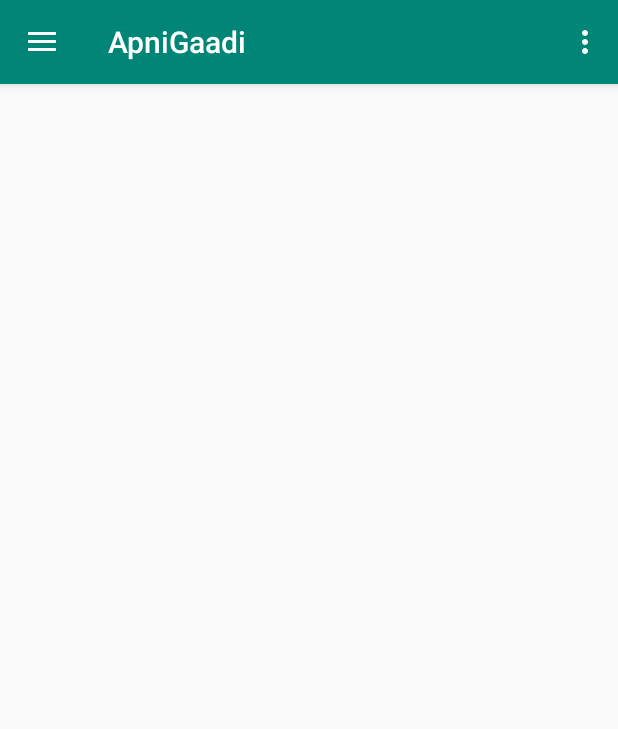
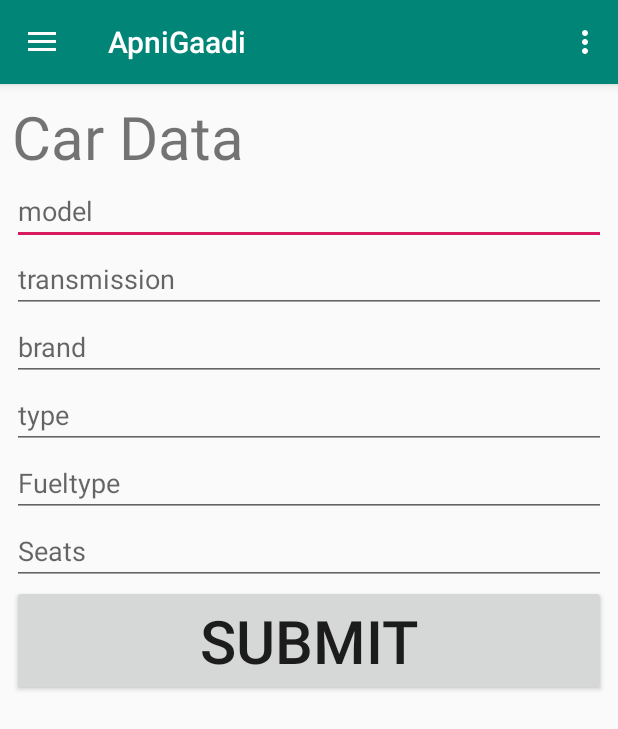
Before and after one commit to pratap47/BounceHackathon, an Android app: the screen it shows after launch (MainActivity), in the side drawer, after a tap on "Add a vehicle", on a phone screen of 412 x 824 dp. Shown: the top 729 px of the screen. Run offline under Robolectric (Android 15) with nearby library versions, the light colour scheme and no system bars; our stand-ins replace Volley; network calls fail.

Commit message:
Car Details

```diff
--- a/app/src/main/java/test/com/apnigaadi/MainActivity.java
+++ b/app/src/main/java/test/com/apnigaadi/MainActivity.java
@@ -17,6 +17,7 @@
 import android.support.v7.widget.Toolbar;
 import android.view.Menu;
 
+import test.com.apnigaadi.Vehicle_list.Car_Data;
 import test.com.apnigaadi.Vehicle_list.User_Data;
 import test.com.apnigaadi.Vehicle_list.WantCar;
 
@@ -93,7 +94,7 @@
             // Handle the camera action
             fragment=new dashboard();
         } else if (id == R.id.addvehicle) {
-
+            fragment = new Car_Data();
 
         } else if (id == R.id.rentvehicle) {
             fragment = new WantCar();
--- /dev/null
+++ b/app/src/main/java/test/com/apnigaadi/Vehicle_list/CarData.java
@@ -0,0 +1,38 @@
+package test.com.apnigaadi.Vehicle_list;
+
+import org.json.JSONException;
+import org.json.JSONObject;
+
+public class CarData {
+    public JSONObject jsonObject;
+    String Model, Transmission, Type, Brand, Fueltype, Id;
+    int Seats;
+
+    public CarData(String model, String transmission, String type, String brand, String fueltype, String seats, String id) {
+        Model = model;
+        Transmission = transmission;
+        Type = type;
+        Brand = brand;
+        Fueltype = fueltype;
+        Seats = Integer.parseInt(seats);
+        Id = id;
+    }
+
+    public JSONObject getJsonObject() {
+        jsonObject = new JSONObject();
+
+        try {
+            jsonObject.put("seats", Seats);
+            jsonObject.put("model", Model);
+            jsonObject.put("transmission", Transmission);
+            jsonObject.put("type", Type);
+            jsonObject.put("manufacturer", Brand);
+            jsonObject.put("fueltype", Fueltype);
+            jsonObject.put("user", Id);
+            System.out.println(jsonObject);
+        } catch (JSONException e) {
+            e.printStackTrace();
+        }
+        return jsonObject;
+    }
+}
--- /dev/null
+++ b/app/src/main/java/test/com/apnigaadi/Vehicle_list/Car_Data.java
@@ -0,0 +1,80 @@
+package test.com.apnigaadi.Vehicle_list;
+
+import android.content.Context;
+import android.net.Uri;
+import android.os.Bundle;
+import android.support.v4.app.Fragment;
+import android.view.LayoutInflater;
+import android.view.View;
+import android.view.ViewGroup;
+import android.widget.Button;
+import android.widget.EditText;
+import android.widget.Toast;
+
+import com.android.volley.Request;
+import com.android.volley.RequestQueue;
+import com.android.volley.Response;
+import com.android.volley.VolleyError;
+import com.android.volley.toolbox.JsonObjectRequest;
+import com.android.volley.toolbox.Volley;
+
+import org.json.JSONObject;
+
+import test.com.apnigaadi.R;
+
+public class Car_Data extends Fragment {
+    EditText edtModel,edtTransmission,edtType,edtBrand,edtFueltype,edtSeats;
+    Button btnSubmit;
+    RequestQueue request;
+    public Car_Data() {
+        // Required empty public constructor
+    }
+    @Override
+    public View onCreateView(LayoutInflater inflater, ViewGroup container,
+                             Bundle savedInstanceState) {
+        // Inflate the layout for this fragment
+        View w = inflater.inflate(R.layout.fragment_car__data, container, false);
+        request = Volley.newRequestQueue(getActivity());
+
+        edtBrand=w.findViewById(R.id.edtBrand);
+        edtFueltype=w.findViewById(R.id.edtFueltype);
+        edtModel=w.findViewById(R.id.edtModel);
+        edtTransmission=w.findViewById(R.id.edtTransmission);
+        edtSeats=w.findViewById(R.id.edtSeats);
+        edtType=w.findViewById(R.id.edtType);
+        btnSubmit=w.findViewById(R.id.btnSubmit);
+
+        btnSubmit.setOnClickListener(new View.OnClickListener() {
+            @Override
+            public void onClick(View view) {
+                String  model = edtModel.getText().toString(),
+                        transmission= edtTransmission.getText().toString(),
+                        fuel =edtFueltype.getText().toString(),
+                        type=edtType.getText().toString(),
+                        brand=edtBrand.getText().toString(),
+                        seats=edtSeats.getText().toString();
+
+                CarData carData = new CarData(model,transmission,type,brand,fuel,seats,"5d3ff3d66f171c0031226a01");
+                System.out.println(carData.getJsonObject());
+                JsonObjectRequest mJsonObjectRequest = new JsonObjectRequest(Request.Method.POST, "https://bounce-hack.herokuapp.com/api/vehicles", carData.getJsonObject(),
+                        new Response.Listener<JSONObject>() {
+                            @Override
+                            public void onResponse(JSONObject response) {
+                                Toast.makeText(getActivity(), "done", Toast.LENGTH_LONG).show();
+                            }
+                        }, new Response.ErrorListener() {
+                    @Override
+                    public void onErrorResponse(VolleyError error) {
+                        System.out.println(error);
+                    }
+                });
+                request.add(mJsonObjectRequest);
+
+            }
+        });
+
+        return w;
+    }
+
+
+}
--- a/app/src/main/res/layout/fragment_addvehicle.xml
+++ b/app/src/main/res/layout/fragment_addvehicle.xml
@@ -11,4 +11,11 @@
         android:layout_height="match_parent"
         android:text="@string/hello_blank_fragment" />
 
+    <EditText
+        android:id="@+id/editText"
+        android:layout_width="wrap_content"
+        android:layout_height="wrap_content"
+        android:ems="10"
+        android:inputType="date" />
+
 </FrameLayout>
--- /dev/null
+++ b/app/src/main/res/layout/fragment_car__data.xml
@@ -0,0 +1,58 @@
+<?xml version="1.0" encoding="utf-8"?>
+<RelativeLayout xmlns:android="http://schemas.android.com/apk/res/android"
+    xmlns:tools="http://schemas.android.com/tools"
+    android:layout_width="match_parent"
+    android:layout_height="match_parent"
+    tools:context=".Vehicle_list.Car_Data">
+    <LinearLayout
+        android:layout_width="match_parent"
+        android:layout_height="match_parent"
+        android:orientation="vertical">
+        <TextView
+            android:layout_width="wrap_content"
+            android:layout_height="wrap_content"
+            android:text="Car Data"
+            android:textSize="40dp"
+            />
+        <EditText
+            android:layout_width="match_parent"
+            android:layout_height="wrap_content"
+            android:id="@+id/edtModel"
+            android:hint="model"/>
+        <EditText
+            android:layout_width="match_parent"
+            android:layout_height="wrap_content"
+            android:id="@+id/edtTransmission"
+            android:hint="transmission"/>
+
+        <EditText
+            android:layout_width="match_parent"
+            android:layout_height="wrap_content"
+            android:id="@+id/edtBrand"
+            android:hint="brand"/>
+        <EditText
+            android:layout_width="match_parent"
+            android:layout_height="wrap_content"
+            android:id="@+id/edtType"
+            android:hint="type"/>
+
+        <EditText
+            android:layout_width="match_parent"
+            android:layout_height="wrap_content"
+            android:id="@+id/edtFueltype"
+            android:hint="Fueltype"/>
+        <EditText
+            android:layout_width="match_parent"
+            android:layout_height="wrap_content"
+            android:id="@+id/edtSeats"
+            android:hint="Seats"/>
+        <Button
+            android:layout_width="match_parent"
+            android:layout_height="wrap_content"
+            android:text="Submit"
+            android:id="@+id/btnSubmit"
+            android:textSize="40dp"/>
+    </LinearLayout>
+
+
+</RelativeLayout>
```
Also changed, not shown: app/src/main/java/test/com/apnigaadi/Vehicle_list/WantCar.java (+0 -2 lines).
